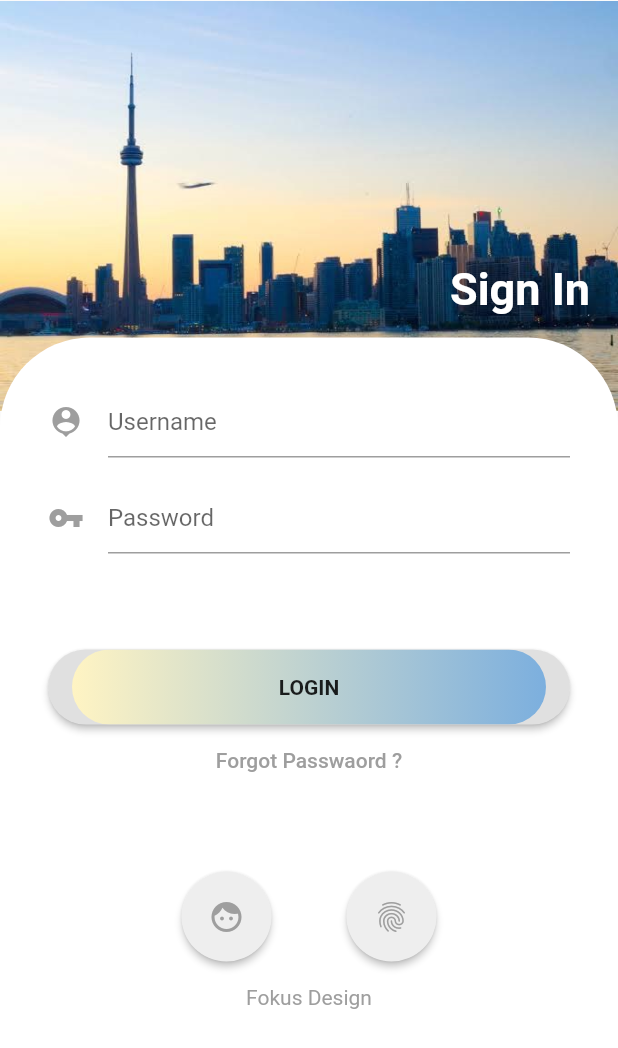
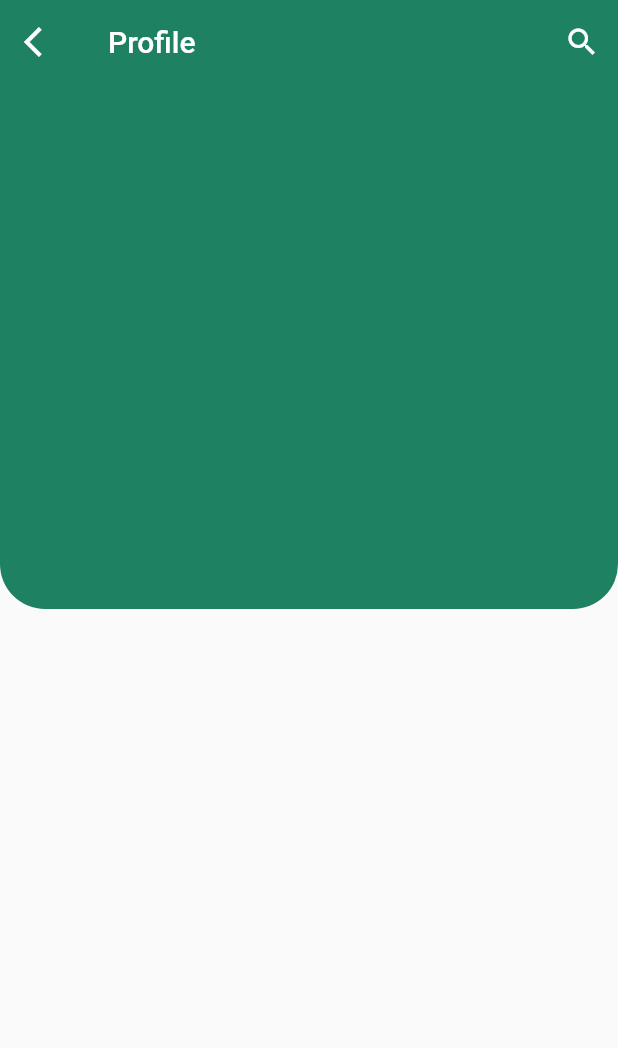
Before and after one commit to wellingtongb/desafiosYoutubeFlutter, a Flutter app: the screen it shows after launch, on a phone screen of 412 x 824 dp. Shown: the top 1048 px of the screen. Run offline on Flutter 3.47's test engine with Material 2 defaults, Android fonts, the phone set to English and light mode, and no system bars.

Commit message:
Inicio do desafio de tela de perfil

```diff
--- a/lib/main.dart
+++ b/lib/main.dart
@@ -1,9 +1,10 @@
 import "package:flutter/material.dart";
-import 'package:project/desafioLogin2.dart';
+//import 'package:project/desafioLogin2.dart';
+import 'package:project/paginaPerfil.dart';
 
 void main(){
   runApp(MaterialApp(
-    home: Login2(),
+    home: PaginaPerfil(),
   ));
 }
 
--- /dev/null
+++ b/lib/paginaPerfil.dart
@@ -0,0 +1,63 @@
+import 'package:flutter/material.dart';
+
+void main() => runApp(PaginaPerfil());
+
+/* class PaginaPerfil extends StatelessWidget {
+
+  @override
+  Widget build(BuildContext context) {
+    return Container(
+
+    );
+  }
+} */
+
+class PaginaPerfil extends StatefulWidget {
+  @override
+  _PaginaPerfilState createState() => _PaginaPerfilState();
+}
+
+class _PaginaPerfilState extends State<PaginaPerfil> {
+
+  final Color green = Color(0xFF1E8161);
+  @override
+  Widget build(BuildContext context) {
+    return Scaffold(
+      appBar: AppBar(
+        elevation: 0,
+        backgroundColor: green,
+        title: Text("Profile",
+          style: TextStyle(
+            color: Colors.white
+          ),),
+          leading: IconButton(
+            onPressed: (){},
+            icon: Icon(Icons.arrow_back_ios)
+          ),
+          actions: <Widget>[
+            IconButton(
+              onPressed: (){},
+              icon: Icon(Icons.search),
+            )
+          ],
+      ),
+      //Final app bar
+      //Corpo do app será divido em 2 pedaços - 1 parte superior verde, 2 parte inferior branca
+      body: Column(
+        children: <Widget>[
+          Container(
+            width: MediaQuery.of(context).size.width,
+            height: 350,
+            decoration: BoxDecoration(
+              color: green,
+              borderRadius: BorderRadius.only(
+                bottomLeft: Radius.circular(30),
+                bottomRight: Radius.circular(30)
+              )
+            ),
+          )
+        ],
+      ),
+    );
+  }
+}
```
Also changed, not shown: 1 other file.
